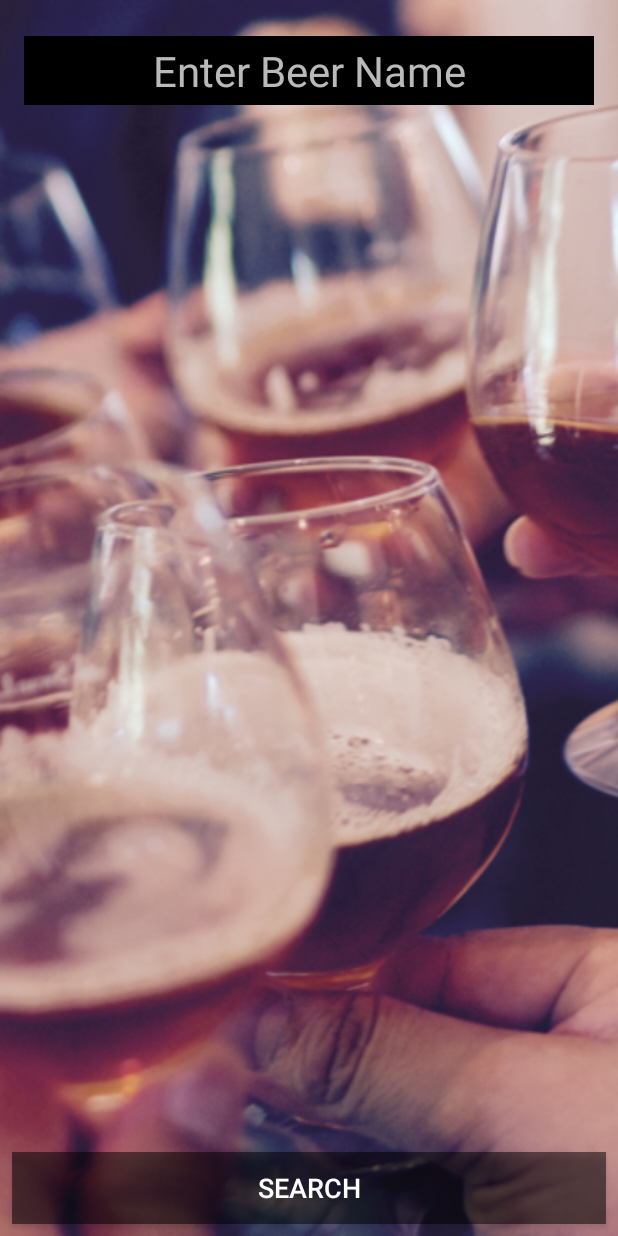
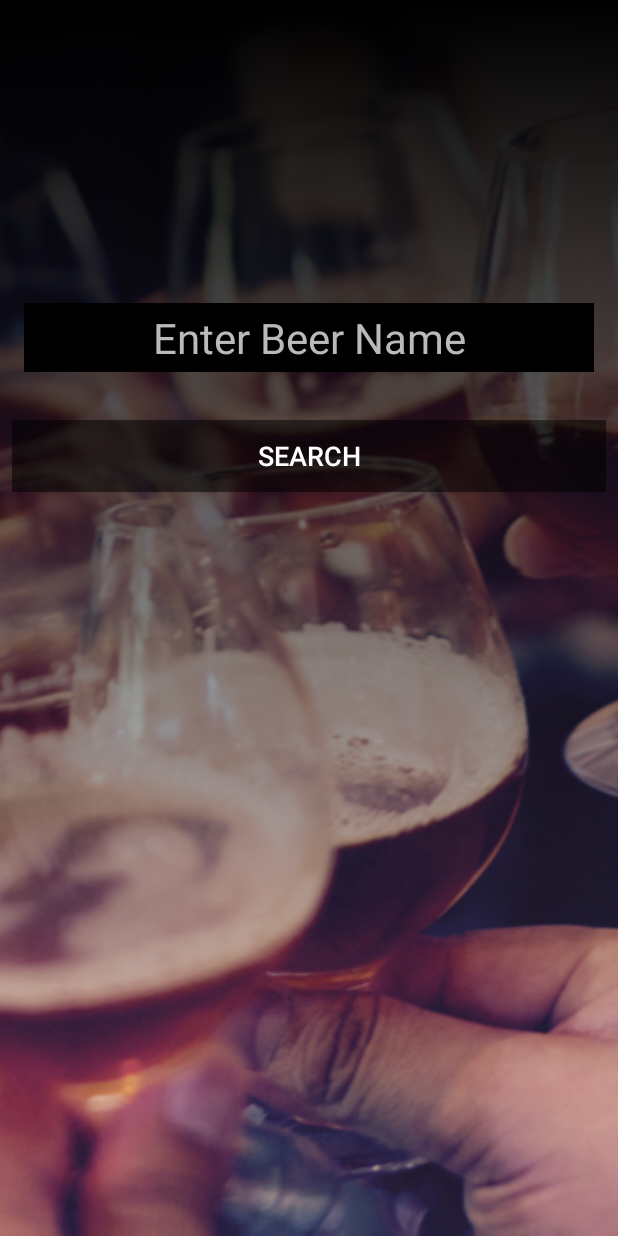
Before and after one commit to ryanmcalpin/beer-finder, an Android app: the BeerSearchActivity screen opened directly, with no data from a screen before it, on a phone screen of 412 x 824 dp. Run offline under Robolectric (Android 15) with nearby library versions, the phone set to English and light mode, and no system bars; our stand-ins replace ButterKnife.

Commit message:
tweak style

```diff
--- a/app/src/main/java/com/epicodus/beerfinder/ui/BeerSearchActivity.java
+++ b/app/src/main/java/com/epicodus/beerfinder/ui/BeerSearchActivity.java
@@ -1,10 +1,12 @@
 package com.epicodus.beerfinder.ui;
 
+import android.content.Context;
 import android.content.Intent;
 import android.support.v7.app.AppCompatActivity;
 import android.os.Bundle;
 import android.view.MenuItem;
 import android.view.View;
+import android.view.inputmethod.InputMethodManager;
 import android.widget.Button;
 import android.widget.EditText;
 
@@ -22,6 +24,13 @@ public class BeerSearchActivity extends AppCompatActivity implements View.OnClic
         super.onCreate(savedInstanceState);
         setContentView(R.layout.activity_beer_search);
         ButterKnife.bind(this);
+
+        final InputMethodManager inputMethodManager = (InputMethodManager) this
+                .getSystemService(Context.INPUT_METHOD_SERVICE);
+        inputMethodManager.showSoftInput(mSearchText, InputMethodManager.SHOW_IMPLICIT);
+
+        mSearchText.setFocusableInTouchMode(true);
+        mSearchText.requestFocus();
 
         mSearchButton.setOnClickListener(this);
     }
--- a/app/src/main/res/layout/activity_beer_search.xml
+++ b/app/src/main/res/layout/activity_beer_search.xml
@@ -17,7 +17,19 @@
         app:layout_constraintRight_toRightOf="parent"
         app:layout_constraintTop_toTopOf="parent"
         app:layout_constraintHorizontal_bias="0.0"
-        app:layout_constraintVertical_bias="1.0" />
+        app:layout_constraintVertical_bias="0.0" />
+
+    <View
+        android:layout_width="0dp"
+        android:layout_height="0dp"
+        android:background="@drawable/header_bg"
+        android:textAlignment="center"
+        android:textColor="@android:color/white"
+        app:layout_constraintLeft_toLeftOf="parent"
+        app:layout_constraintRight_toRightOf="parent"
+        app:layout_constraintTop_toTopOf="parent"
+        app:layout_constraintBottom_toBottomOf="parent"
+        android:layout_marginBottom="100dp" />
 
     <EditText
         android:id="@+id/searchText"
@@ -29,8 +41,6 @@
         app:layout_constraintRight_toRightOf="parent"
         android:layout_marginLeft="16dp"
         app:layout_constraintLeft_toLeftOf="parent"
-        app:layout_constraintTop_toTopOf="@+id/imageView"
-        android:layout_marginTop="24dp"
         android:hint="Enter Beer Name"
         android:background="@color/textBackground"
         android:textAlignment="center"
@@ -38,7 +48,10 @@
         android:paddingBottom="4dp"
         android:paddingTop="4dp"
         android:textColor="@android:color/white"
-        android:textColorHint="@color/lightGrey"/>
+        android:textColorHint="@color/lightGrey"
+        app:layout_constraintHorizontal_bias="0.0"
+        android:layout_marginBottom="16dp"
+        app:layout_constraintBottom_toTopOf="@+id/guideline3" />
 
     <Button
         android:id="@+id/searchButton"
@@ -50,9 +63,16 @@
         android:layout_marginLeft="8dp"
         app:layout_constraintLeft_toLeftOf="parent"
         app:layout_constraintHorizontal_bias="0.0"
-        app:layout_constraintBottom_toBottomOf="parent"
-        android:layout_marginBottom="8dp"
         android:background="@color/buttonBackground"
         android:textColor="@android:color/white"
-        android:textSize="18sp"/>
+        android:textSize="18sp"
+        app:layout_constraintTop_toTopOf="@+id/guideline3"
+        android:layout_marginTop="16dp" />
+
+    <android.support.constraint.Guideline
+        android:layout_width="wrap_content"
+        android:layout_height="wrap_content"
+        android:id="@+id/guideline3"
+        android:orientation="horizontal"
+        app:layout_constraintGuide_percent="0.32" />
 </android.support.constraint.ConstraintLayout>
```
Also changed, not shown: app/src/main/res/layout/activity_main.xml (+28 -17 lines), app/src/main/res/layout/activity_search_results.xml (+12 -0 lines), app/src/main/res/layout/activity_style_search.xml (+12 -0 lines).
